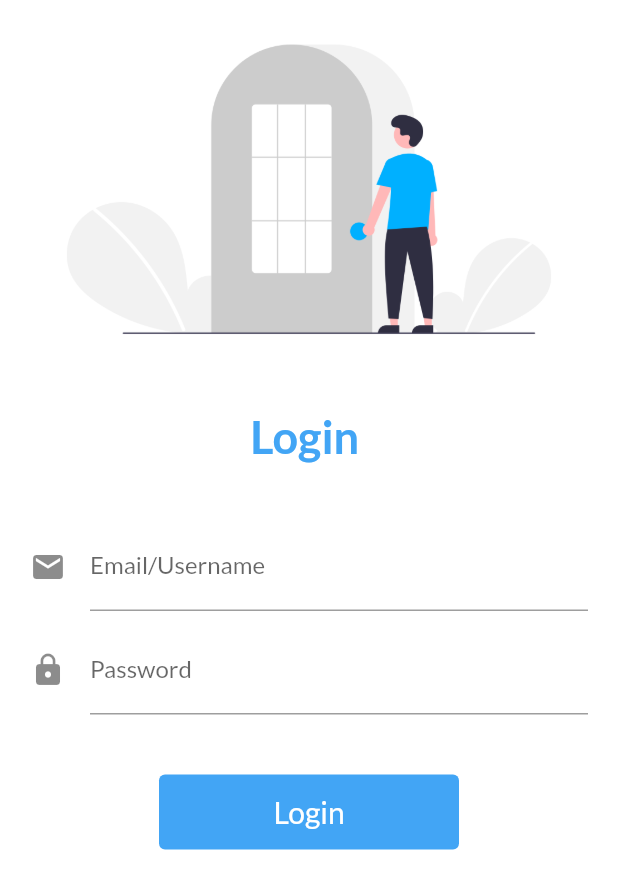
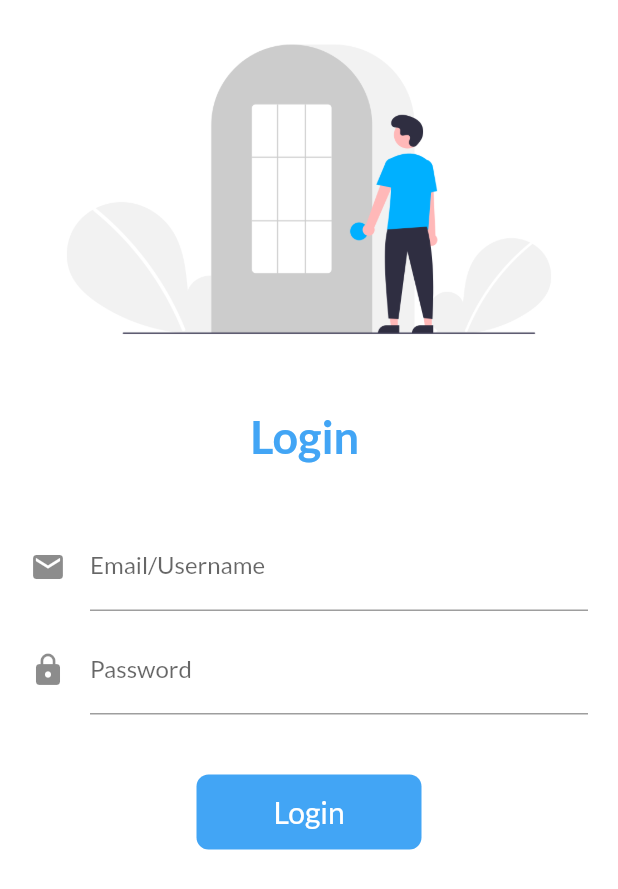
Before and after one commit to arunsingh28/flutter-app-ui, a Flutter app: the screen it shows after launch, on a phone screen of 412 x 824 dp. Shown: the top 889 px of the screen. Run offline on Flutter 3.47's test engine with Material 2 defaults, Android fonts, the phone set to English and light mode, and no system bars; our stand-ins replace google_fonts.

Commit message:
animated done

```diff
--- a/lib/pages/login_page.dart
+++ b/lib/pages/login_page.dart
@@ -69,22 +69,32 @@ class _LoginPageState extends State<LoginPage> {
                     ),
                     SizedBox(height: 40),
                     InkWell(
-                      onTap: () {
-                        changeButton = true;
-                        // Navigator.pushNamed(context, MyRoutes.homeRoute);
+                      onTap: () async {
+                        setState(() {
+                          changeButton = true;
+                        });
+                        await Future.delayed(Duration(seconds: 1));
+                        Navigator.pushNamed(context, MyRoutes.homeRoute);
                       },
                       child: AnimatedContainer(
                         duration: Duration(seconds: 1),
-                        width: changeButton ? 100 : 200,
+                        width: changeButton ? 50 : 150,
                         height: 50,
                         alignment: Alignment.center,
-                        child: Text(
-                          'Login',
-                          style: TextStyle(color: Colors.white, fontSize: 20),
-                        ),
+                        child: changeButton
+                            ? Icon(Icons.done, color: Colors.white)
+                            : Text(
+                                'Login',
+                                style: TextStyle(
+                                    color: Colors.white, fontSize: 20),
+                              ),
                         decoration: BoxDecoration(
                             color: Colors.blue[400],
-                            borderRadius: BorderRadius.circular(4)),
+                            // shape: changeButton
+                            // ? BoxShape.circle
+                            // : BoxShape.rectangle,
+                            borderRadius:
+                                BorderRadius.circular(changeButton ? 50 : 8)),
                       ),
                     )
                     // child: ElevatedButton(
```
